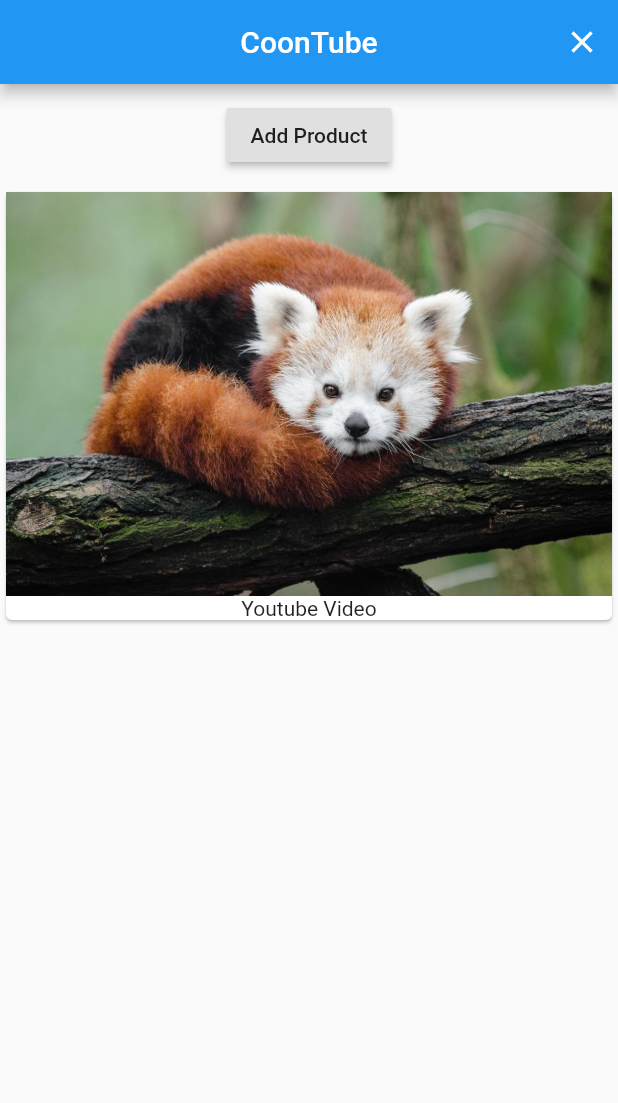
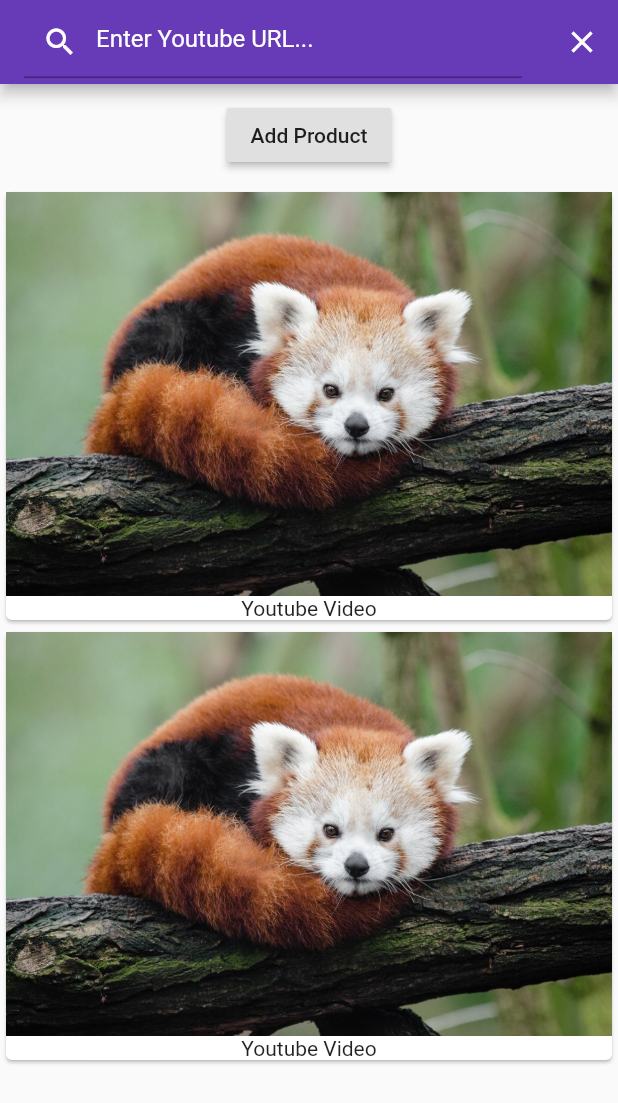
Before and after one commit to Nyannazz/flutterYoutubeDownloader, a Flutter app: the screen it shows after launch, after a tap on the "search" icon, on a phone screen of 412 x 824 dp. Shown: the top 1103 px of the screen. Run offline on Flutter 3.47's test engine with Material 2 defaults, Android fonts, the phone set to English and light mode, and no system bars.

```diff
--- a/lib/main.dart
+++ b/lib/main.dart
@@ -1,3 +1,4 @@
+
 import 'package:flutter/material.dart';
 
 import './video_manager.dart';
@@ -5,13 +6,48 @@ import './search_bar.dart';
 
 void main() => runApp(MyApp());
 
-class MyApp extends StatelessWidget {
+
+void getVideo(String url, Function callback){
+
+}
+
+class MyApp extends StatefulWidget{
+  @override
+  State<StatefulWidget> createState() {
+    // TODO: implement createState
+    return _MyAppState();
+  }
+}
+
+class _MyAppState extends State<MyApp> {
+  final Map appState={
+    'loading':false,
+    'error':false,
+    'response': {
+
+    },
+    };
+
+  @override
+  void initState() {
+    // TODO: implement initState
+    super.initState();
+  }
+
   @override
   Widget build(BuildContext context) {
     return MaterialApp(
+      theme: ThemeData(
+        primarySwatch: Colors.deepPurple
+      ),
       home: Scaffold(
-        appBar: SearchBar(searchVideo: (){},appName: "CoonTube"),
-        body: VideoManager(),
+        appBar: SearchBar(
+          searchVideo: (data){
+            print(data);
+            print(appState);
+          },
+          appName: "CoonTube"),
+        body: VideoManager("asd"),
       ),
     );
   }
--- a/lib/search_bar.dart
+++ b/lib/search_bar.dart
@@ -4,7 +4,7 @@ import 'package:flutter/material.dart';
 class SearchBar extends StatefulWidget implements PreferredSizeWidget {
   final String appName;
   final Function searchVideo;
-  SearchBar({String this.appName,Function this.searchVideo});
+  SearchBar({this.appName, this.searchVideo});
 
   //final Function searchVideo;
 
@@ -14,7 +14,6 @@ class SearchBar extends StatefulWidget implements PreferredSizeWidget {
   }
 
   @override
-  // TODO: implement preferredSize
   Size get preferredSize => Size.fromHeight(kToolbarHeight);
 }
 
@@ -22,10 +21,17 @@ class _SearchBarState extends State<SearchBar> {
   Icon searchIcon = Icon(Icons.search);
   Widget appBarTitle;
   @override
+  void initState() {
+    super.initState();
+
+  }
+
+
+  @override
   Widget build(BuildContext context) {
     return AppBar(
       centerTitle: true,
-      title: appBarTitle=Text(widget.appName),
+      title: this.appBarTitle,
       actions: <Widget>[
         IconButton(
           icon: searchIcon,
@@ -35,6 +41,9 @@ class _SearchBarState extends State<SearchBar> {
               if (this.searchIcon.icon == Icons.search) {
                 this.searchIcon = Icon(Icons.close);
                 this.appBarTitle = TextField(
+                  onSubmitted: (text){
+                    widget.searchVideo(text);
+                  },
                   style: TextStyle(
                     color: Colors.white,
                   ),
@@ -54,6 +63,3 @@ class _SearchBarState extends State<SearchBar> {
     );
   }
 }
-
-class $appName {
-}
--- a/lib/video_manager.dart
+++ b/lib/video_manager.dart
@@ -3,6 +3,8 @@ import 'package:flutter/material.dart';
 import './videos.dart';
 
 class VideoManager extends StatefulWidget {
+  final initialData;
+  VideoManager(this.initialData);
   @override
   State<StatefulWidget> createState() {
     return _VideoManagerState();
@@ -11,6 +13,12 @@ class VideoManager extends StatefulWidget {
 
 class _VideoManagerState extends State<VideoManager> {
   List<String> _videos = ['Red Panda'];
+
+  @override
+  void initState(){
+    _videos.add(widget.initialData);
+    super.initState();
+  }
 
   @override
   Widget build(BuildContext context) {
--- a/lib/videos.dart
+++ b/lib/videos.dart
@@ -3,7 +3,7 @@ import 'package:flutter/material.dart';
 class Videos extends StatelessWidget {
   final List<String> videos;
 
-  Videos(this.videos);
+  Videos([this.videos=const []]);
   @override
   Widget build(BuildContext context) {
     return Column(
```
